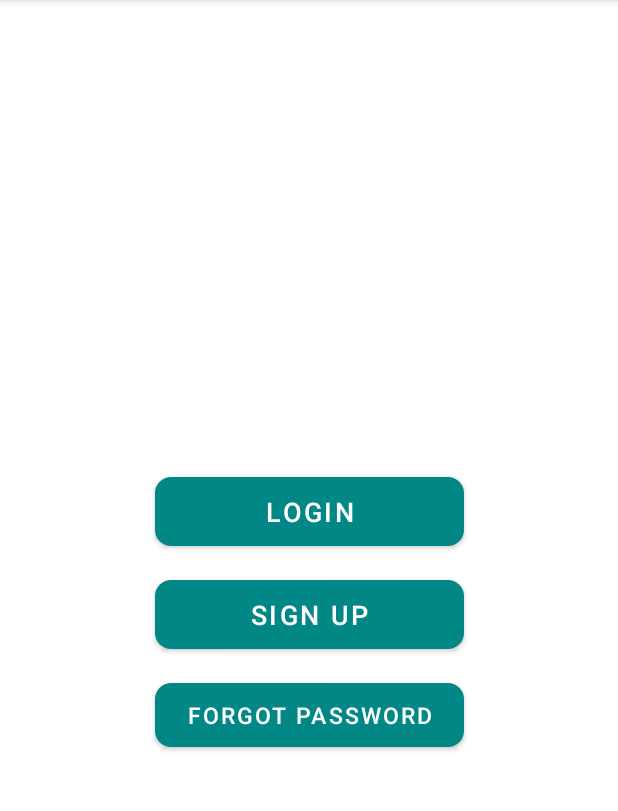
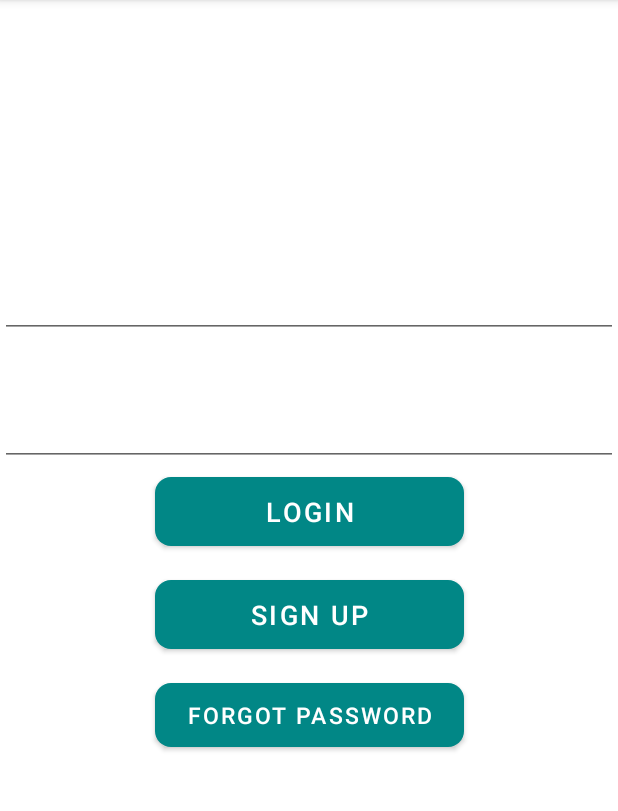
Before and after one commit to YaqeenAdel/Yaqeen-Android, an Android app: the screen it shows after launch (MainActivity), on a phone screen of 412 x 824 dp, the part 84-895 px from its top. Run offline under Robolectric (Android 15) with nearby library versions, the phone set to English and light mode, and no system bars; our stand-ins replace sdp/ssp sizes; libraries missing offline, so code that uses them is left out: com.auth0.android; 1 statement that could not run was skipped.

Commit message:
--Intialized Auth0 in the project --Finished Login With Auth0

```diff
--- a/app/build.gradle.kts
+++ b/app/build.gradle.kts
@@ -18,8 +18,9 @@ android {
         targetSdk = 33
         versionCode = 1
         versionName = "1.0"
-
         testInstrumentationRunner = "androidx.test.runner.AndroidJUnitRunner"
+        manifestPlaceholders["auth0Domain"] =  "@string/com_auth0_domain"
+        manifestPlaceholders["auth0Scheme"] =  "demo"
     }
 
     buildTypes {
@@ -114,5 +115,7 @@ dependencies {
     // Easy Permissions
     implementation("pub.devrel:easypermissions:3.0.0")
 
+    //Auth 0
+    implementation ("com.auth0.android:auth0:2.+")
 
 }
--- a/app/src/main/AndroidManifest.xml
+++ b/app/src/main/AndroidManifest.xml
@@ -3,6 +3,7 @@
     xmlns:tools="http://schemas.android.com/tools"
     package="com.cancer.yaqeen">
 
+    <uses-permission android:name="android.permission.INTERNET" />
     <application
         android:allowBackup="true"
         android:dataExtractionRules="@xml/data_extraction_rules"
--- a/app/src/main/java/com/cancer/yaqeen/presentation/ui/MainActivity.kt
+++ b/app/src/main/java/com/cancer/yaqeen/presentation/ui/MainActivity.kt
@@ -2,11 +2,15 @@ package com.cancer.yaqeen.presentation.ui
 
 import androidx.appcompat.app.AppCompatActivity
 import android.os.Bundle
+import android.widget.Button
+import com.auth0.android.Auth0
 import com.cancer.yaqeen.R
 
 class MainActivity : AppCompatActivity() {
     override fun onCreate(savedInstanceState: Bundle?) {
         super.onCreate(savedInstanceState)
         setContentView(R.layout.activity_main)
+        val account = Auth0(getString(R.string.com_auth0_client_id), getString(R.string.com_auth0_domain))
+
     }
 }
--- a/app/src/main/java/com/cancer/yaqeen/presentation/ui/auth/login/LoginFragment.kt
+++ b/app/src/main/java/com/cancer/yaqeen/presentation/ui/auth/login/LoginFragment.kt
@@ -1,22 +1,57 @@
 package com.cancer.yaqeen.presentation.ui.auth.login
 
 import android.os.Bundle
+import android.util.Log
 import androidx.fragment.app.Fragment
 import android.view.LayoutInflater
 import android.view.View
 import android.view.View.OnClickListener
 import android.view.ViewGroup
+import android.widget.Button
+import android.widget.TextView
 import androidx.navigation.NavController
 import androidx.navigation.fragment.findNavController
+import com.auth0.android.Auth0
+import com.auth0.android.authentication.AuthenticationAPIClient
+import com.auth0.android.authentication.AuthenticationException
+import com.auth0.android.authentication.storage.SecureCredentialsManager
+import com.auth0.android.authentication.storage.SharedPreferencesStorage
+import com.auth0.android.callback.Callback
+import com.auth0.android.provider.WebAuthProvider
+import com.auth0.android.request.DefaultClient
+import com.auth0.android.result.Credentials
 import com.cancer.yaqeen.R
 import com.cancer.yaqeen.databinding.FragmentLoginBinding
+import com.google.android.material.snackbar.Snackbar
 
 class LoginFragment : Fragment(), OnClickListener {
 
+
     private var _binding: FragmentLoginBinding? = null
     private var binding: FragmentLoginBinding? = _binding
+    private lateinit var navController: NavController
+    private val scope = "openid profile email read:current_user update:current_user_metadata"
+    private val account: Auth0 by lazy {
+        // -- REPLACE this credentials with your own Auth0 app credentials!
+        val account = Auth0(getString(R.string.com_auth0_client_id), getString(R.string.com_auth0_domain))
 
-    private lateinit var navController: NavController
+
+        // Only enable network traffic logging on production environments!
+        account.networkingClient = DefaultClient(enableLogging = true)
+        account
+    }
+
+    private val audience: String by lazy {
+        "https://${getString(R.string.com_auth0_domain)}/api/v2/"
+    }
+    private val credentialsManager: SecureCredentialsManager by lazy {
+        val storage = SharedPreferencesStorage(requireContext())
+        val manager = SecureCredentialsManager(requireContext(), authenticationApiClient, storage)
+        manager
+    }
+    private val authenticationApiClient: AuthenticationAPIClient by lazy {
+        AuthenticationAPIClient(account)
+    }
 
     override fun onCreateView(
         inflater: LayoutInflater, container: ViewGroup?,
@@ -24,23 +59,24 @@ class LoginFragment : Fragment(), OnClickListener {
     ): View? {
         // Inflate the layout for this fragment
         _binding = FragmentLoginBinding.inflate(inflater, container, false)
-        return _binding?.root
+         return _binding?.root
     }
 
     override fun onViewCreated(view: View, savedInstanceState: Bundle?) {
         super.onViewCreated(view, savedInstanceState)
-
         navController = findNavController()
-
         setListener()
 
     }
 
     private fun setListener() {
-        binding?.let {
-            binding!!.btnLogin.setOnClickListener(this)
-            binding!!.btnSignup.setOnClickListener(this)
-            binding!!.btnForgotPassword.setOnClickListener(this)
+        _binding?.let {
+            _binding!!.btnLogin.setOnClickListener(this)
+            _binding!!.btnSignup.setOnClickListener(this)
+            _binding!!.btnForgotPassword.setOnClickListener(this)
+            _binding!!.btnLogin.setOnClickListener {
+                login()
+            }
         }
     }
 
@@ -57,7 +93,27 @@ class LoginFragment : Fragment(), OnClickListener {
     }
 
     private fun login() {
+        Log.e("Clicked","loginbtn clicked")
+        var email = _binding?.emailAuthET?.text.toString()
+        var password = _binding?.passwordAuthEt?.text.toString()
+        dbLogin(email,password)
+    }
 
+    private fun dbLogin(email: String, password: String) {
+        WebAuthProvider.login(account)
+            .withScheme("demo")
+            .withScope("openid profile email read:current_user update:current_user_metadata")
+            .withAudience("https://${getString(R.string.com_auth0_domain)}/api/v2/")
+
+            // Launch the authentication passing the callback where the results will be received
+            .start(requireContext(), object : Callback<Credentials, AuthenticationException> {
+                override fun onFailure(exception: AuthenticationException) {
+                }
+
+                override fun onSuccess(credentials: Credentials) {
+
+                }
+            })
     }
 
     override fun onClick(p0: View?) {
@@ -76,7 +132,6 @@ class LoginFragment : Fragment(), OnClickListener {
 
     override fun onDestroy() {
         super.onDestroy()
-
         _binding = null
     }
 
--- /dev/null
+++ b/app/src/main/java/com/cancer/yaqeen/presentation/ui/auth/signup/SignupViewModel.kt
@@ -0,0 +1,4 @@
+package com.cancer.yaqeen.presentation.ui.auth.signup
+
+class SignupViewModel {
+}
--- a/app/src/main/res/layout/fragment_login.xml
+++ b/app/src/main/res/layout/fragment_login.xml
@@ -13,6 +13,7 @@
         android:layout_height="wrap_content"
         android:layout_marginTop="@dimen/_240sdp"
         app:layout_constraintWidth_percent="0.5"
+
         android:paddingVertical="@dimen/_8sdp"
         app:backgroundTint="@color/teal_700"
         android:textSize="@dimen/_14ssp"
@@ -51,4 +52,28 @@
         app:layout_constraintEnd_toEndOf="parent"
         app:layout_constraintStart_toStartOf="parent"
         app:layout_constraintTop_toBottomOf="@+id/btn_signup" />
+
+    <EditText
+        android:id="@+id/emailAuthET"
+        android:layout_width="match_parent"
+        android:layout_height="wrap_content"
+        android:layout_marginTop="180dp"
+        android:ems="10"
+        android:inputType="textEmailAddress"
+        app:layout_constraintEnd_toEndOf="parent"
+        app:layout_constraintHorizontal_bias="0.497"
+        app:layout_constraintStart_toStartOf="parent"
+        app:layout_constraintTop_toTopOf="parent" />
+
+    <EditText
+        android:id="@+id/passwordAuthEt"
+        android:layout_width="match_parent"
+        android:layout_height="wrap_content"
+        android:layout_marginTop="40dp"
+        android:ems="10"
+        android:inputType="textPassword"
+        app:layout_constraintEnd_toEndOf="parent"
+        app:layout_constraintHorizontal_bias="0.512"
+        app:layout_constraintStart_toStartOf="parent"
+        app:layout_constraintTop_toBottomOf="@+id/emailAuthET" />
 </androidx.constraintlayout.widget.ConstraintLayout>
--- a/app/src/main/res/values/strings.xml
+++ b/app/src/main/res/values/strings.xml
@@ -2,4 +2,6 @@
     <string name="app_name">Yaqeen</string>
     <!-- TODO: Remove or change this placeholder text -->
     <string name="hello_blank_fragment">Hello blank fragment</string>
+    <string name="com_auth0_domain">yaqeen.eu.auth0.com</string>
+    <string name="com_auth0_client_id">mZMed35pxMgKDicv5d9pIPNrTOAyBtq4</string>
 </resources>
```
Also changed, not shown: app/src/main/java/com/cancer/yaqeen/presentation/ui/auth/signup/SignUpFragment.kt (+6 -2 lines).
